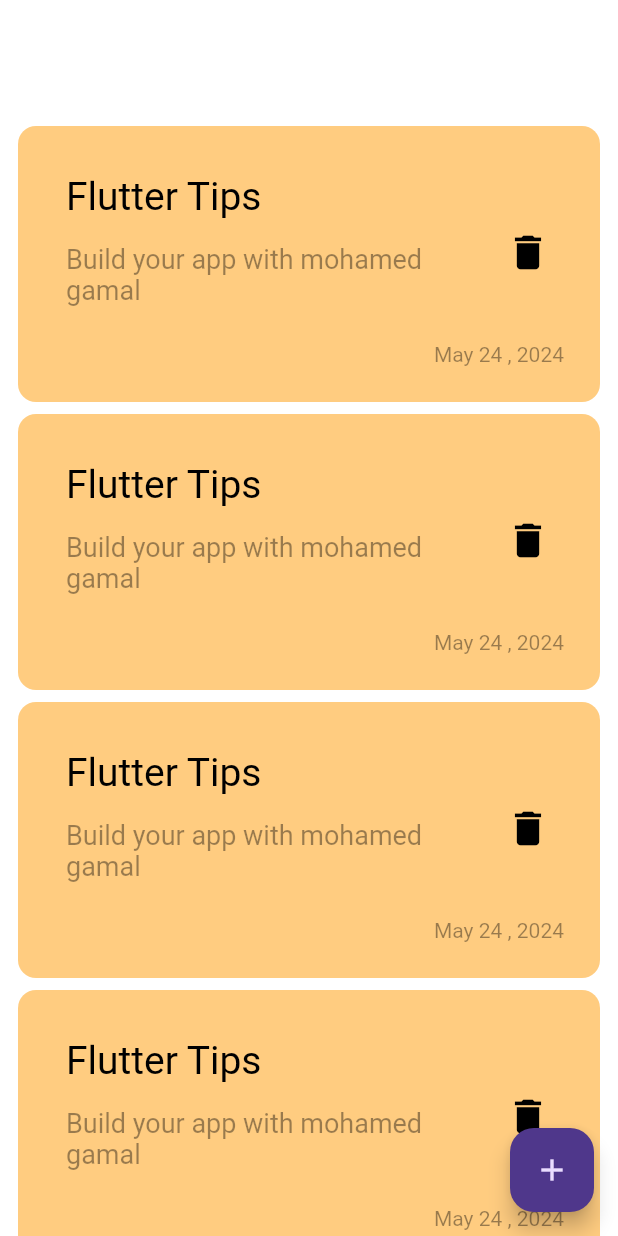
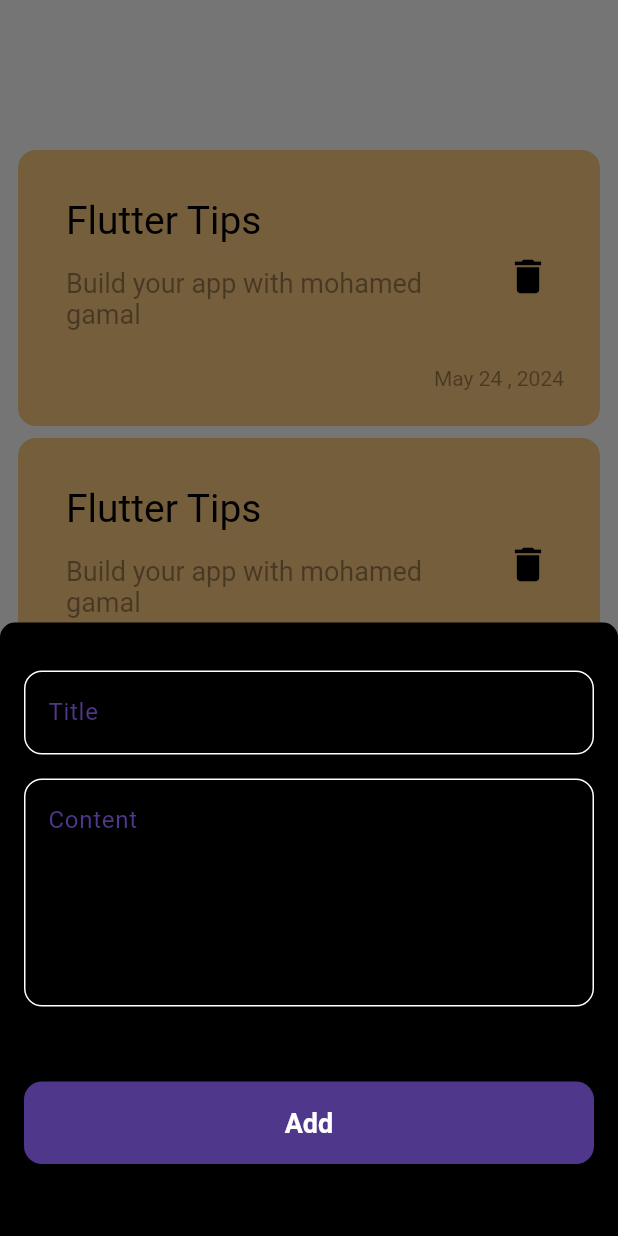
Before and after one commit to mohamedelkerba/notes_app, a Flutter app: the screen it shows after launch, after a tap on the "add" icon, on a phone screen of 412 x 824 dp. Run offline on Flutter 3.47's test engine with Material 3 defaults, Android fonts, the phone set to English and light mode, and no system bars.

Commit message:
create bottom sheet

```diff
--- /dev/null
+++ b/lib/core/widgets/custom_text_field.dart
@@ -0,0 +1,38 @@
+import 'dart:math';
+
+import 'package:flutter/material.dart';
+
+import '../../style/colors/colors.dart';
+
+class CustomTextField extends StatelessWidget {
+   CustomTextField({super.key , required this.hintText, this.maxLines =1 });
+
+ final String hintText;
+ final int maxLines;
+  @override
+  Widget build(BuildContext context) {
+    return TextFormField(
+      cursorColor:addNoteColor ,
+      maxLines: maxLines,
+      decoration: InputDecoration(
+        hintText: hintText,
+        hintStyle: const TextStyle(
+            color: addNoteColor
+        ),
+        fillColor: Colors.transparent,
+        border: buildBorder(),
+        enabledBorder: buildBorder(),
+        focusedBorder: buildBorder(addNoteColor),
+      ),
+    );
+
+  }
+}
+OutlineInputBorder buildBorder([color]) {
+  return OutlineInputBorder(
+      borderRadius: BorderRadius.circular(12),
+      borderSide: BorderSide(
+        color: color ?? Colors.white,
+      )
+  );
+}
--- a/lib/style/colors/colors.dart
+++ b/lib/style/colors/colors.dart
@@ -23,6 +23,7 @@ const textColorAddClient = Color(0xffD1DEE8);
 const blueDividerColor = Color(0xffAECEE8);
 const backgroundLayout= Color(0xffF7F7F7);
 const sliderCategory = Color(0xffF2F7FB);
+const addNoteColor = Color(0xff4f378b);
 const iconColor = Color(0xff6798C6);
 //#0078D7
 const back1 = Color(0xff7B986A);
--- a/lib/views/notes_view.dart
+++ b/lib/views/notes_view.dart
@@ -1,4 +1,5 @@
 import 'package:flutter/material.dart';
+import 'package:training/views/widgets/add_note_bottom_sheet.dart';
 import 'widgets/notes_view_body.dart';
 
 class NotesView extends StatelessWidget {
@@ -9,7 +10,18 @@ class NotesView extends StatelessWidget {
     return  Scaffold(
       body: const NotesViewBody(),
       floatingActionButton: FloatingActionButton(
-        onPressed: (){},
+        onPressed: (){
+          showModalBottomSheet(
+              shape: const RoundedRectangleBorder(
+                borderRadius: BorderRadius.vertical(top: Radius.circular(10)),
+              ),
+              backgroundColor: Colors.black,
+              context: context,
+              builder: (context) {
+               return AddNoteBottomSheet();
+              }
+          );
+        },
         child:Icon(Icons.add),
 
 
--- /dev/null
+++ b/lib/views/widgets/add_note_bottom_sheet.dart
@@ -0,0 +1,48 @@
+import 'package:flutter/material.dart';
+import '../../core/widgets/custom_text_field.dart';
+import '../../core/widgets/default_text.dart';
+import '../../style/colors/colors.dart';
+
+class AddNoteBottomSheet extends StatelessWidget {
+   AddNoteBottomSheet({super.key});
+
+  TextEditingController controller = TextEditingController();
+  @override
+  Widget build(BuildContext context) {
+    return Padding(
+      padding: const EdgeInsets.symmetric(horizontal: 16, vertical: 32),
+      child: SingleChildScrollView(
+        child: Column(
+          children:   [
+            CustomTextField(
+              hintText: 'Title',
+            ),
+            const SizedBox(height: 16,),
+            CustomTextField(
+                hintText:'Content',
+              maxLines: 5,
+            ),
+            const SizedBox(height: 50,),
+
+            Container(
+              width: MediaQuery.of(context).size.width,
+              height: 55,
+                decoration: BoxDecoration(
+                  borderRadius: BorderRadius.circular(12),
+                  color: addNoteColor
+                ),
+                child: Center(child: DefaultText(text: 'Add',
+                fontSize: 18,
+                  fontColor: Colors.white,
+                  fontWeight: FontWeight.bold,
+                )),
+              ),
+            const SizedBox(height: 16,),
+
+
+          ],
+        ),
+      ),
+    );
+  }
+}
--- a/lib/views/widgets/notes_list_view.dart
+++ b/lib/views/widgets/notes_list_view.dart
@@ -8,11 +8,16 @@ class NotesListView extends StatelessWidget {
 
   @override
   Widget build(BuildContext context) {
-    return ListView.builder(itemBuilder: (context , index)  {
-      return const Padding(
-        padding:  EdgeInsets.symmetric(vertical: 4.0),
-        child: NoteItem(),
-      );
-    });
+    return Padding(
+      padding: const EdgeInsets.symmetric(vertical: 16.0),
+      child: ListView.builder(
+          padding: EdgeInsets.zero,
+        itemBuilder: (context , index)  {
+        return const Padding(
+          padding:  EdgeInsets.symmetric(vertical: 4.0),
+          child: NoteItem(),
+        );
+      }),
+    );
   }
 }
```
